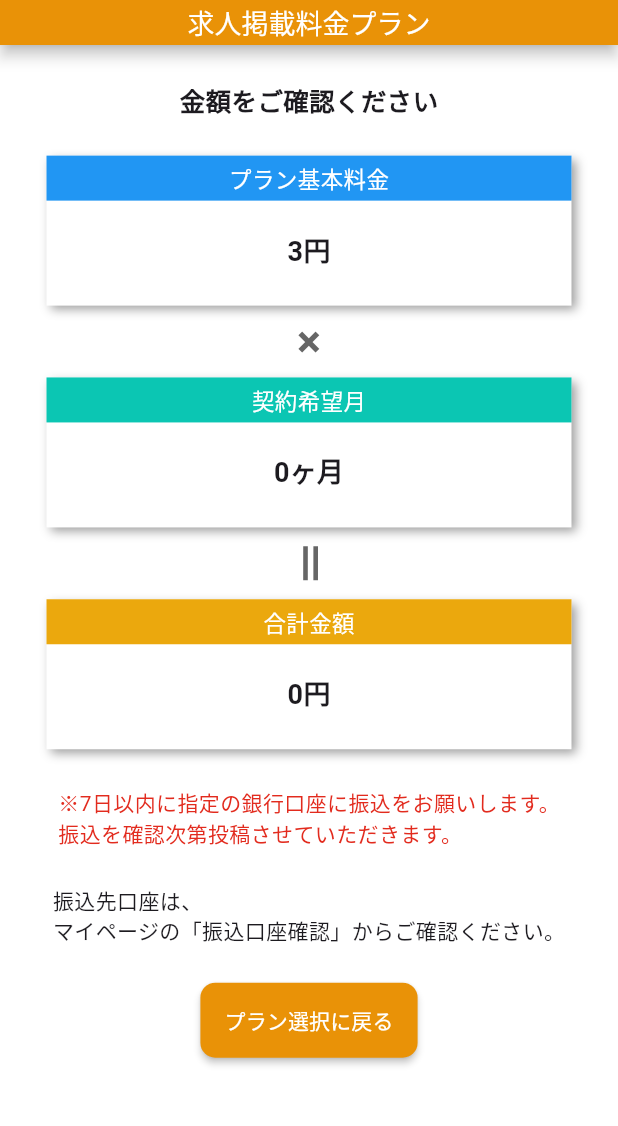
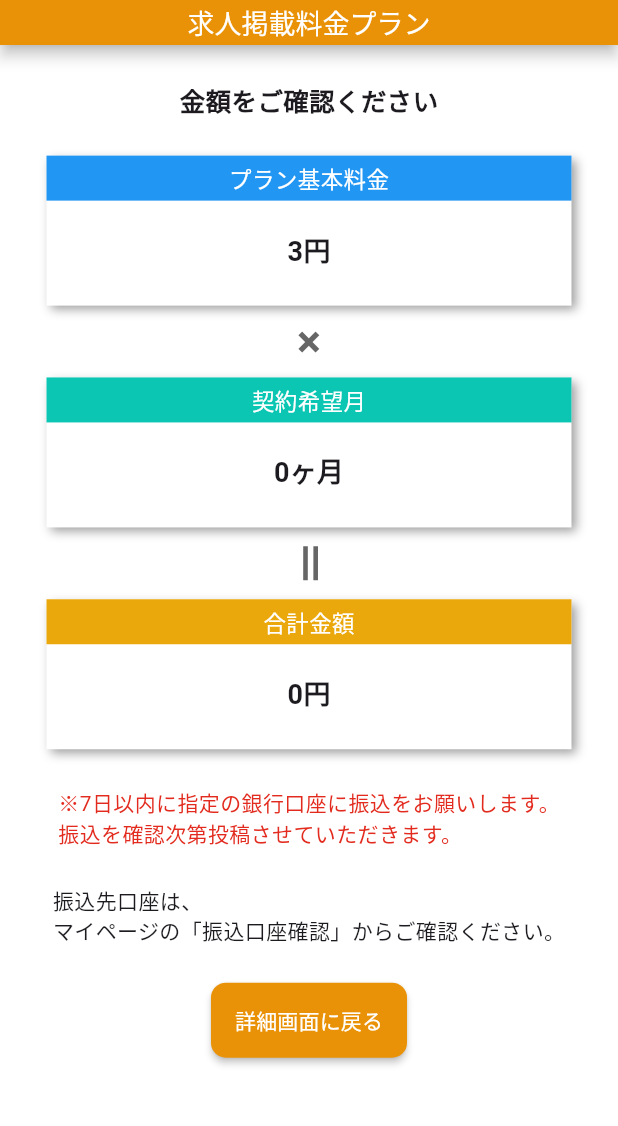
Before and after one commit to Ktomoya912/reelproject, a Flutter app: the JobFeeWatch screen opened directly with empty values, on a phone screen of 412 x 824 dp, the part 75-1201 px from its top. Run offline on Flutter 3.47's test engine with Material 3 defaults, Android fonts, the phone set to English and light mode, and no system bars; our stand-ins replace auto_route, bordered_text, curved_navigation_bar, flutter_dotenv, google_fonts, image_picker and 4 more; accounts and stored records are empty; network calls fail.

```diff
--- a/lib/page/create_ad/fee_watch.dart
+++ b/lib/page/create_ad/fee_watch.dart
@@ -140,7 +140,8 @@ class _JobFeeWatchState extends State<JobFeeWatch> {
                         ),
                       ],
                     ),
-                    if (!widget.eventJobJedge || widget.planId != 2)
+                    if (!widget.eventJobJedge)
+                      if (widget.planId != 2)
                         const Text(
                           "×",
                           style: TextStyle(
@@ -149,7 +150,8 @@ class _JobFeeWatchState extends State<JobFeeWatch> {
                               color: Color.fromARGB(255, 102, 102, 102)),
                         ),
                     //合計金額
-                    if (!widget.eventJobJedge || widget.planId != 2)
+                    if (!widget.eventJobJedge)
+                      if (widget.planId != 2)
                         Column(
                           children: [
                             Container(
@@ -179,9 +181,12 @@ class _JobFeeWatchState extends State<JobFeeWatch> {
                                         const Color.fromARGB(255, 11, 198, 179),
                                     child: Center(
                                       child: Text(
-                                        widget.planId != 5 ? "契約希望月" : "契約希望年",
+                                          widget.planId != 5
+                                              ? "契約希望月"
+                                              : "契約希望年",
                                           style: TextStyle(
-                                            color: Colors.white, fontSize: 15)),
+                                              color: Colors.white,
+                                              fontSize: 15)),
                                     ),
                                   ),
                                   //下文字
@@ -203,8 +208,13 @@ class _JobFeeWatchState extends State<JobFeeWatch> {
                       else
                         const SizedBox(
                           height: 100,
+                        )
+                    else
+                      const SizedBox(
+                        height: 100,
                       ),
-                    if (!widget.eventJobJedge || widget.planId != 2)
+                    if (!widget.eventJobJedge)
+                      if (widget.planId != 2)
                         Transform.rotate(
                           angle: -3.14 / 2,
                           child: const Text(
@@ -216,7 +226,8 @@ class _JobFeeWatchState extends State<JobFeeWatch> {
                           ),
                         ),
                     //プラン基本料金
-                    if (!widget.eventJobJedge || widget.planId != 2)
+                    if (!widget.eventJobJedge)
+                      if (widget.planId != 2)
                         Column(
                           children: [
                             Container(
@@ -247,7 +258,8 @@ class _JobFeeWatchState extends State<JobFeeWatch> {
                                     child: const Center(
                                       child: Text("合計金額",
                                           style: TextStyle(
-                                            color: Colors.white, fontSize: 15)),
+                                              color: Colors.white,
+                                              fontSize: 15)),
                                     ),
                                   ),
                                   //下文字
@@ -263,6 +275,10 @@ class _JobFeeWatchState extends State<JobFeeWatch> {
                               ),
                             ),
                           ],
+                        )
+                      else
+                        const SizedBox(
+                          height: 100,
                         )
                     else
                       const SizedBox(
@@ -296,7 +312,8 @@ class _JobFeeWatchState extends State<JobFeeWatch> {
                         //pop
                         Navigator.of(context).pop();
                       },
-                      child: const Text("プラン選択に戻る"),
+                      child:
+                          Text(widget.botommBarJedge ? "プラン選択に戻る" : "詳細画面に戻る"),
                     ),
 
                     //空白
--- a/lib/page/event/event_post_detail.dart
+++ b/lib/page/event/event_post_detail.dart
@@ -240,8 +240,7 @@ class _EventPostDetailState extends State<EventPostDetail> {
 
   //レビュー
   Future reviewWrite(int id, ChangeGeneralCorporation store) async {
-    Uri url =
-        Uri.parse('${ChangeGeneralCorporation.apiUrl}/events/$id/review');
+    Uri url = Uri.parse('${ChangeGeneralCorporation.apiUrl}/events/$id/review');
     final response = await post(url,
         headers: {
           'accept': 'application/json',
@@ -393,13 +392,16 @@ class _EventPostDetailState extends State<EventPostDetail> {
                                     MainAxisAlignment.spaceBetween,
                                 children: [
                                   //タイトル
-                                  Padding(
+                                  SizedBox(
+                                    width: width - 100,
+                                    child: Padding(
                                       padding: const EdgeInsets.all(10.0),
                                       child: Text(
                                         eventDetailList["title"],
                                         style: const TextStyle(
                                           fontSize: 30,
                                           fontWeight: FontWeight.bold,
+                                        ),
                                       ),
                                     ),
                                   ),
@@ -958,8 +960,9 @@ class _EventPostDetailState extends State<EventPostDetail> {
                                                                           SingleChildScrollView(
                                                                         child:
                                                                             Padding(
-                                                                          padding:
-                                                                              const EdgeInsets.all(8.0),
+                                                                          padding: const EdgeInsets
+                                                                              .all(
+                                                                              8.0),
                                                                           child:
                                                                               TextField(
                                                                             maxLines:
@@ -1019,8 +1022,9 @@ class _EventPostDetailState extends State<EventPostDetail> {
                                                                           SingleChildScrollView(
                                                                         child:
                                                                             Padding(
-                                                                          padding:
-                                                                              const EdgeInsets.all(8.0),
+                                                                          padding: const EdgeInsets
+                                                                              .all(
+                                                                              8.0),
                                                                           child:
                                                                               TextField(
                                                                             maxLines:
--- a/lib/page/job/job_post_detail.dart
+++ b/lib/page/job/job_post_detail.dart
@@ -465,13 +465,16 @@ class _JobPostDetailState extends State<JobPostDetail> {
                               mainAxisAlignment: MainAxisAlignment.spaceBetween,
                               children: [
                                 //タイトル
-                                Padding(
+                                SizedBox(
+                                  width: width - 100,
+                                  child: Padding(
                                     padding: const EdgeInsets.all(10.0),
                                     child: Text(
                                       jobDetailList["title"],
                                       style: const TextStyle(
                                         fontSize: 30,
                                         fontWeight: FontWeight.bold,
+                                      ),
                                     ),
                                   ),
                                 ),
@@ -1050,8 +1053,9 @@ class _JobPostDetailState extends State<JobPostDetail> {
                                                                         SingleChildScrollView(
                                                                       child:
                                                                           Padding(
-                                                                        padding:
-                                                                            const EdgeInsets.all(8.0),
+                                                                        padding: const EdgeInsets
+                                                                            .all(
+                                                                            8.0),
                                                                         child:
                                                                             TextField(
                                                                           keyboardType:
@@ -1112,8 +1116,9 @@ class _JobPostDetailState extends State<JobPostDetail> {
                                                                         SingleChildScrollView(
                                                                       child:
                                                                           Padding(
-                                                                        padding:
-                                                                            const EdgeInsets.all(8.0),
+                                                                        padding: const EdgeInsets
+                                                                            .all(
+                                                                            8.0),
                                                                         child:
                                                                             TextField(
                                                                           keyboardType:
```
Lines whose indentation alone changed are shown as unchanged.
